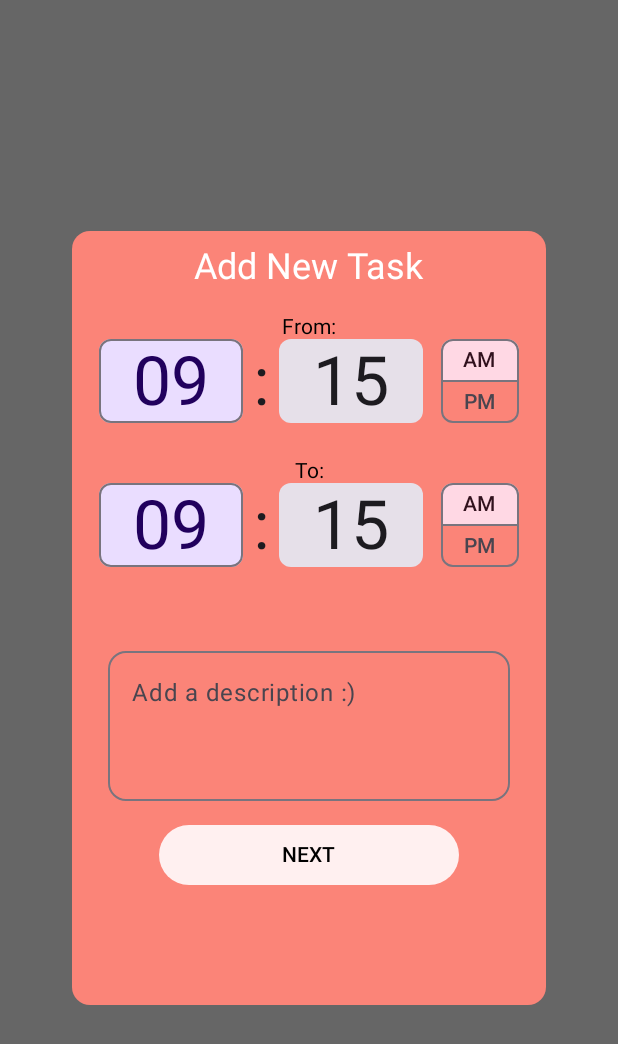
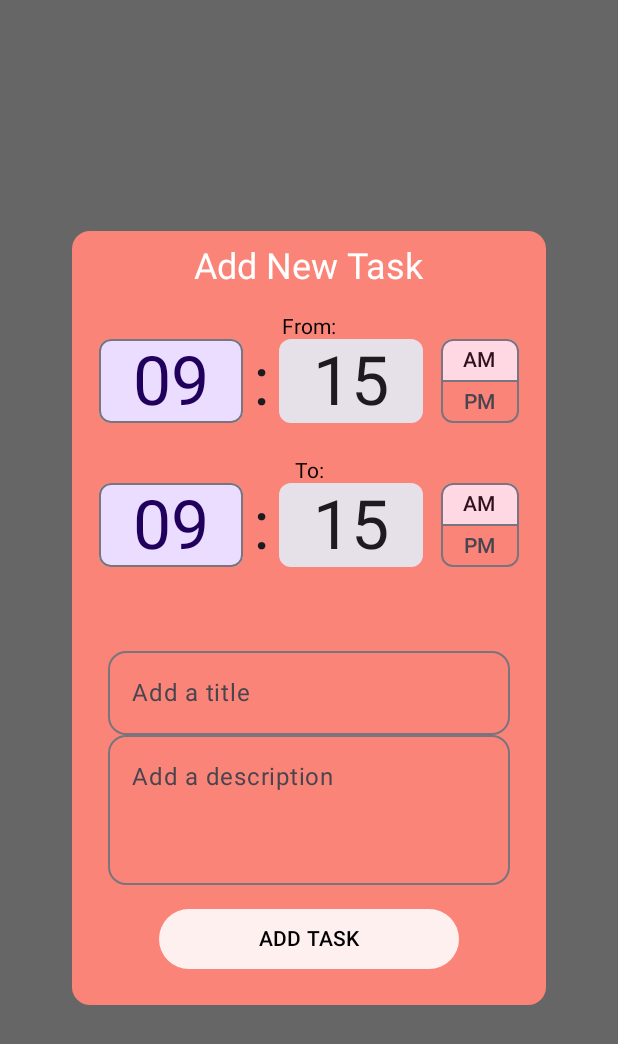
Before and after one commit to PDM-24/proyecto-hamilton, an Android app built with Jetpack Compose: the @Preview function AddTaskPopUpPreview, on a phone screen of 412 x 824 dp. Shown: the top 1044 px of the screen. Run offline under Robolectric (Android 15) with nearby library versions, the phone set to English and light mode, and no system bars; our stand-ins replace Room's generated code, livedata-compose; libraries missing offline, so code that uses them is left out: com.maxkeppeler.sheets.

Commit message:
tasks added and displays w info :beers:

```diff
--- a/app/src/main/java/com/rostorga/calendariumv2/data/database/dao/TaskDao.kt
+++ b/app/src/main/java/com/rostorga/calendariumv2/data/database/dao/TaskDao.kt
@@ -12,13 +12,11 @@ import com.rostorga.calendariumv2.data.database.entities.UserData
 @Dao
 interface TaskDao{
 
-    @Insert(onConflict = OnConflictStrategy.ABORT)
-    suspend fun AddTask(task : TaskData)
-
-    @Query("SELECT * FROM Tasks")
+    @Query("SELECT * FROM tasks")
     fun getAllTasks(): LiveData<List<TaskData>>
 
-
+    @Insert(onConflict = OnConflictStrategy.IGNORE)
+    suspend fun AddTask(task: TaskData)
 
 
 }
--- a/app/src/main/java/com/rostorga/calendariumv2/data/database/repository/UserRepo.kt
+++ b/app/src/main/java/com/rostorga/calendariumv2/data/database/repository/UserRepo.kt
@@ -13,6 +13,8 @@ class UserRepo(private val userDao: UserDao, private val teamDao:TeamDao, privat
 
 
     val getAllData = userDao.getAllUsers()
+    val allTasks: LiveData<List<TaskData>> = taskDao.getAllTasks()
+
 
     suspend fun addUser(user: UserData) {
         userDao.addUser(user)
--- a/app/src/main/java/com/rostorga/calendariumv2/screens/HomeScreen.kt
+++ b/app/src/main/java/com/rostorga/calendariumv2/screens/HomeScreen.kt
@@ -1,4 +1,5 @@
 import android.annotation.SuppressLint
+import android.app.Application
 import android.os.Build
 import android.widget.CalendarView
 import android.widget.Toast
@@ -10,6 +11,7 @@ import androidx.compose.foundation.border
 import androidx.compose.foundation.clickable
 import androidx.compose.foundation.layout.*
 import androidx.compose.foundation.lazy.LazyColumn
+import androidx.compose.foundation.lazy.items
 import androidx.compose.foundation.shape.CircleShape
 import androidx.compose.foundation.shape.RoundedCornerShape
 import androidx.compose.material.icons.Icons
@@ -17,6 +19,7 @@ import androidx.compose.material.icons.filled.Add
 import androidx.compose.material.icons.filled.Info
 import androidx.compose.material3.*
 import androidx.compose.runtime.*
+import androidx.compose.runtime.livedata.observeAsState
 import androidx.compose.ui.Alignment
 import androidx.compose.ui.Modifier
 import androidx.compose.ui.draw.clip
@@ -45,6 +48,12 @@ import java.time.LocalDate
 import com.rostorga.calendariumv2.screens.profileScreen
 import com.rostorga.calendariumv2.screens.CreateOrJoinTeam
 import com.rostorga.calendariumv2.screens.CreateTeam
+import androidx.lifecycle.viewmodel.compose.viewModel
+import com.rostorga.calendariumv2.viewModel.UserViewModel
+import com.rostorga.calendariumv2.data.database.entities.TaskData
+import kotlinx.coroutines.launch
+import java.time.format.DateTimeFormatter
+import androidx.compose.runtime.rememberCoroutineScope
 
 @RequiresApi(Build.VERSION_CODES.O)
 @SuppressLint("UnusedMaterial3ScaffoldPaddingParameter")
@@ -85,11 +94,11 @@ fun ToolBar() {
     })
 }
 
+@RequiresApi(Build.VERSION_CODES.O)
 @Composable
-fun FAB() {
+fun FAB(userViewModel: UserViewModel = viewModel()) {
     var showDialog by remember { mutableStateOf(false) }
     var showCalendar by remember { mutableStateOf(false) }
-
 
     if (showDialog) {
         AddTaskPopUp(
@@ -97,7 +106,8 @@ fun FAB() {
             onNext = {
                 showDialog = false
                 showCalendar = true
-            }
+            },
+            userViewModel = userViewModel
         )
     }
     if (showCalendar) {
@@ -110,21 +120,28 @@ fun FAB() {
         contentColor = Color(0xFFFFFFFF),
         shape = CircleShape
     ) {
-        Icon(imageVector = Icons.Filled.Add, contentDescription = "Add", modifier=Modifier.size(40.dp))
+        Icon(imageVector = Icons.Filled.Add, contentDescription = "Add", modifier = Modifier.size(40.dp))
     }
 }
 
 
 
+@RequiresApi(Build.VERSION_CODES.O)
 @OptIn(ExperimentalMaterial3Api::class)
 @Composable
 fun AddTaskPopUp(
     onDismiss: () -> Unit,
-    onNext: () -> Unit
+    onNext: () -> Unit,
+    userViewModel: UserViewModel
 ) {
     var task by remember { mutableStateOf("") }
+    var taskDesc by remember { mutableStateOf("") }
     val timeState1 = rememberTimePickerState(9, 15, false)
     val timeState2 = rememberTimePickerState(9, 15, false)
+    var selectedDate by remember { mutableStateOf(LocalDate.now()) }
+    val context = LocalContext.current
+    val scope = rememberCoroutineScope()
+    val dateFormatter = DateTimeFormatter.ofPattern("dd - MM - yyyy")
 
     Dialog(onDismissRequest = onDismiss) {
         Box(
@@ -145,21 +162,27 @@ fun AddTaskPopUp(
                     color = Color.White,
                     modifier = Modifier.padding(bottom = 16.dp)
                 )
-                Text(
-                    text="From:"
-                )
-                TimeInput(state = timeState1, modifier=Modifier.height(80.dp))
-                Text(
-                    text="To:"
-                )
-                TimeInput(state = timeState2, modifier=Modifier.height(80.dp))
+                Text("From:")
+                TimeInput(state = timeState1, modifier = Modifier.height(80.dp))
+                Text("To:")
+                TimeInput(state = timeState2, modifier = Modifier.height(80.dp))
 
                 Spacer(modifier = Modifier.padding(16.dp))
                 OutlinedTextField(
                     value = task,
                     onValueChange = { task = it },
                     shape = RoundedCornerShape(12.dp),
-                    placeholder = { Text(text = "Add a description :) ") },
+                    placeholder = { Text(text = "Add a title") },
+                    modifier = Modifier
+                        .fillMaxWidth()
+                        .padding(horizontal = 16.dp)
+                        .height(56.dp)
+                )
+                OutlinedTextField(
+                    value = taskDesc,
+                    onValueChange = { taskDesc = it },
+                    shape = RoundedCornerShape(12.dp),
+                    placeholder = { Text(text = "Add a description") },
                     modifier = Modifier
                         .fillMaxWidth()
                         .padding(horizontal = 16.dp)
@@ -169,15 +192,30 @@ fun AddTaskPopUp(
                 Spacer(modifier = Modifier.height(16.dp))
 
                 Button(
-                    onClick = onNext,
+                    onClick = {
+                        val taskData = TaskData(
+                            TaskName = task,
+                            TaskDesc = taskDesc,
+                            Date = selectedDate.format(dateFormatter),
+                            TimeStart = "${timeState1.hour}:${timeState1.minute}",
+                            TimeFinish = "${timeState2.hour}:${timeState2.minute}",
+                            PersonId = 1 // Replace with actual user ID
+                        )
+
+                        scope.launch {
+                            userViewModel.addTask(taskData)
+                            Toast.makeText(context, "Task added!", Toast.LENGTH_SHORT).show()
+                        }
+
+                        onDismiss()
+                    },
                     modifier = Modifier
                         .height(40.dp)
                         .width(200.dp),
                     colors = ButtonDefaults.buttonColors(containerColor = Color(0xFFFFF0F0))
                 ) {
-                    Text("NEXT", color=Color.Black)
+                    Text("ADD TASK", color = Color.Black)
                 }
-
             }
         }
     }
@@ -203,11 +241,11 @@ fun CalendarDialogPopUp(
 
 }
 
-
 @RequiresApi(Build.VERSION_CODES.O)
 @OptIn(ExperimentalMaterial3Api::class)
 @Composable
-fun HomeScreenContent() {
+fun HomeScreenContent(userViewModel: UserViewModel = viewModel()) {
+    val tasks by userViewModel.allTasks.observeAsState(initial = emptyList())
     var date by remember { mutableStateOf(" ") }
 
     var showCreateTeam by remember { mutableStateOf(false) }
@@ -215,7 +253,6 @@ fun HomeScreenContent() {
     if (showCreateTeam) {
         CreateOrJoinTeam(onDismiss = { showCreateTeam = false })
     }
-
 
     val stroke = Stroke(
         width = 2f,
@@ -228,36 +265,29 @@ fun HomeScreenContent() {
         horizontalAlignment = Alignment.CenterHorizontally
     ) {
 
-// this one should be on the right and should be thinner xd but i dont care right now
-
-
-        Column(modifier=Modifier.padding(12.dp), horizontalAlignment = Alignment.End) {
-            Row(modifier = Modifier
-                .fillMaxWidth(),
-                verticalAlignment = Alignment.CenterVertically, horizontalArrangement = Arrangement.End){
+        Column(modifier = Modifier.padding(12.dp), horizontalAlignment = Alignment.End) {
+            Row(
+                modifier = Modifier.fillMaxWidth(),
+                verticalAlignment = Alignment.CenterVertically,
+                horizontalArrangement = Arrangement.End
+            ) {
                 Box(
                     Modifier
                         .size(180.dp, 8.dp)
                         .background(Color(0xFFBA74A8), shape = RoundedCornerShape(15.dp)),
                     contentAlignment = Alignment.Center
-                ) {
+                ) {}
             }
-            }
-            Text(text="not a lot going on today!")
-
-
+            Text(text = "Not a lot going on today!")
         }
 
-
-        Spacer(modifier=Modifier.padding(4.dp))
-
+        Spacer(modifier = Modifier.padding(4.dp))
 
         Row(
             modifier = Modifier.fillMaxWidth(),
             horizontalArrangement = Arrangement.SpaceBetween,
             verticalAlignment = Alignment.CenterVertically
         ) {
-//this box has to be clickable
             Box(
                 Modifier
                     .size(180.dp, 60.dp)
@@ -274,10 +304,7 @@ fun HomeScreenContent() {
             ) {
                 Text(textAlign = TextAlign.Center, text = "Create or join a team!")
             }
-
         }
-
-
 
         Box(
             modifier = Modifier
@@ -300,9 +327,12 @@ fun HomeScreenContent() {
         )
         Spacer(modifier = Modifier.padding(8.dp))
 
+        LazyColumn {
+            items(tasks) { task ->
                 Box(
                     Modifier
-                .size(350.dp, 60.dp)
+                        .fillMaxWidth()
+                        .padding(8.dp)
                         .drawBehind {
                             drawRoundRect(
                                 color = Color.Red,
@@ -312,15 +342,24 @@ fun HomeScreenContent() {
                         },
                     contentAlignment = Alignment.Center
                 ) {
-            Text(textAlign = TextAlign.Center, text = "Add a new task")
+                    Column {
+                        Text(text = "Task: ${task.TaskName}")
+                        Text(text = "Description: ${task.TaskDesc}")
+                        Text(text = "From: ${task.TimeStart} To: ${task.TimeFinish}")
+                        Text(text = "Date: ${task.Date}")
+                    }
+                }
+            }
         }
 
         Spacer(modifier = Modifier.padding(8.dp))
     }
 }
 
+
+@RequiresApi(Build.VERSION_CODES.O)
 @Preview(showBackground = true)
 @Composable
 fun AddTaskPopUpPreview() {
-    AddTaskPopUp(onDismiss = {}, onNext={})
+    AddTaskPopUp(onDismiss = {}, onNext={}, userViewModel = UserViewModel(application = Application()))
 }
--- a/app/src/main/java/com/rostorga/calendariumv2/viewModel/UserViewModel.kt
+++ b/app/src/main/java/com/rostorga/calendariumv2/viewModel/UserViewModel.kt
@@ -16,22 +16,25 @@ import kotlinx.coroutines.Dispatchers
 import kotlinx.coroutines.launch
 import kotlinx.coroutines.withContext
 
-class UserViewModel(application: Application): AndroidViewModel( application){
+class UserViewModel(application: Application) : AndroidViewModel(application) {
 
     val getAllData: LiveData<List<UserData>>
     private val repository: UserRepo
     private val _usersWithTeams = MutableLiveData<List<UserWithTeams>>()
+    val allTasks: LiveData<List<TaskData>>
+
     val usersWithTeams: LiveData<List<UserWithTeams>> get() = _usersWithTeams
 
     init {
         val userDao = AppDataBase.getDataBaseInstance(application).UserDao()
         val teamDao = AppDataBase.getDataBaseInstance(application).teamDao()
         val taskDao = AppDataBase.getDataBaseInstance(application).TaskDao()
-        repository=UserRepo(userDao, teamDao, taskDao)
+        repository = UserRepo(userDao, teamDao, taskDao)
         getAllData = repository.getAllData
+        allTasks = repository.allTasks // Initialize allTasks here
     }
 
-    fun addUser(user: UserData){
+    fun addUser(user: UserData) {
         viewModelScope.launch(Dispatchers.IO) {
             repository.addUser(user)
         }
@@ -43,8 +46,8 @@ class UserViewModel(application: Application): AndroidViewModel( application){
         }
     }
 
-    fun addTask(task: TaskData){
-        viewModelScope.launch(Dispatchers.IO){
+    fun addTask(task: TaskData) {
+        viewModelScope.launch(Dispatchers.IO) {
             repository.addTasks(task)
         }
     }
```
Lines whose indentation alone changed are shown as unchanged.
